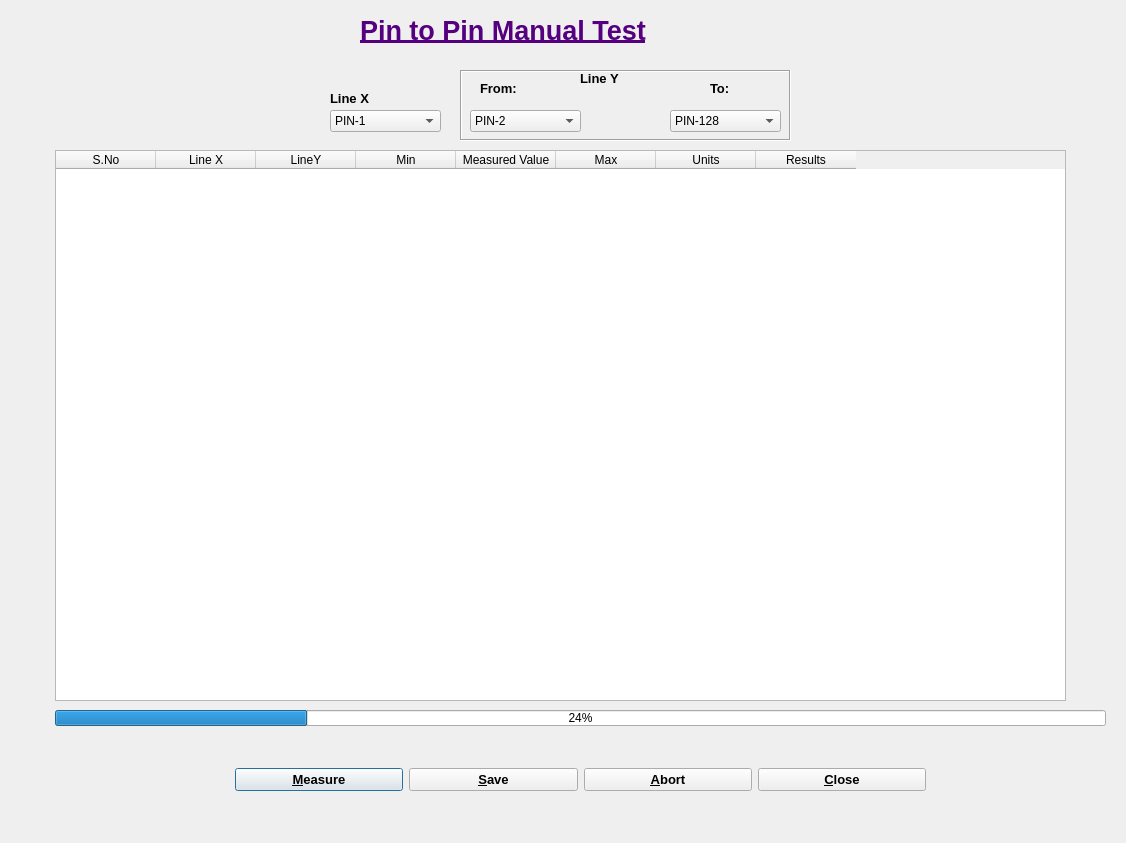
This is Pin_to_Pin_Manual.ui in BhaskarBurugu/Cable_Harness_Tester as Qt 5 draws it before an edit. The edited form follows.
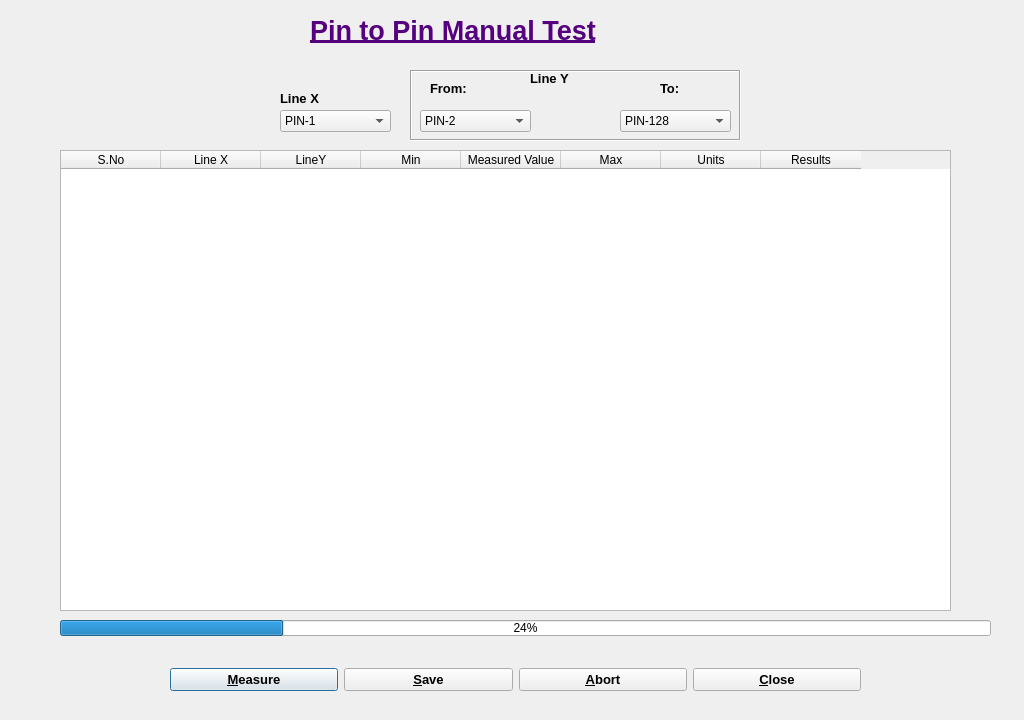
This is the edited form.

```diff
--- a/Pin_to_Pin_Manual.ui
+++ b/Pin_to_Pin_Manual.ui
@@ -6,8 +6,8 @@
    <rect>
     <x>0</x>
     <y>0</y>
-    <width>1126</width>
-    <height>843</height>
+    <width>1024</width>
+    <height>720</height>
    </rect>
   </property>
   <property name="windowTitle">
@@ -16,10 +16,10 @@
   <widget class="QTableWidget" name="tableWidget">
    <property name="geometry">
     <rect>
-     <x>55</x>
+     <x>60</x>
      <y>150</y>
-     <width>1011</width>
-     <height>551</height>
+     <width>891</width>
+     <height>461</height>
     </rect>
    </property>
    <column>
@@ -66,9 +66,9 @@
   <widget class="QProgressBar" name="progressBar">
    <property name="geometry">
     <rect>
-     <x>55</x>
-     <y>710</y>
-     <width>1051</width>
+     <x>60</x>
+     <y>620</y>
+     <width>931</width>
      <height>16</height>
     </rect>
    </property>
@@ -79,7 +79,7 @@
   <widget class="QComboBox" name="comboBox_LineX">
    <property name="geometry">
     <rect>
-     <x>330</x>
+     <x>280</x>
      <y>110</y>
      <width>111</width>
      <height>22</height>
@@ -94,7 +94,7 @@
   <widget class="QLabel" name="label_Units_2">
    <property name="geometry">
     <rect>
-     <x>330</x>
+     <x>280</x>
      <y>90</y>
      <width>81</width>
      <height>16</height>
@@ -117,8 +117,8 @@
   <widget class="QWidget" name="horizontalLayoutWidget">
    <property name="geometry">
     <rect>
-     <x>235</x>
-     <y>740</y>
+     <x>170</x>
+     <y>640</y>
      <width>691</width>
      <height>80</height>
     </rect>
@@ -185,7 +185,7 @@
   <widget class="QLabel" name="label">
    <property name="geometry">
     <rect>
-     <x>360</x>
+     <x>310</x>
      <y>0</y>
      <width>381</width>
      <height>61</height>
@@ -209,7 +209,7 @@
   <widget class="QFrame" name="LineY">
    <property name="geometry">
     <rect>
-     <x>460</x>
+     <x>410</x>
      <y>70</y>
      <width>331</width>
      <height>71</height>
```
